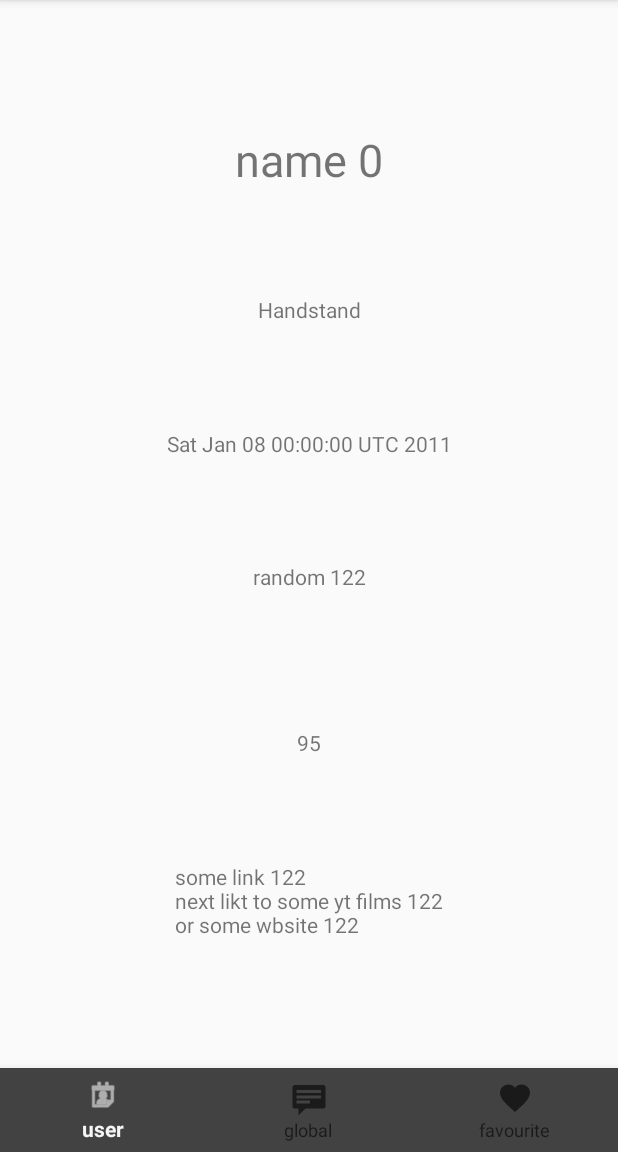
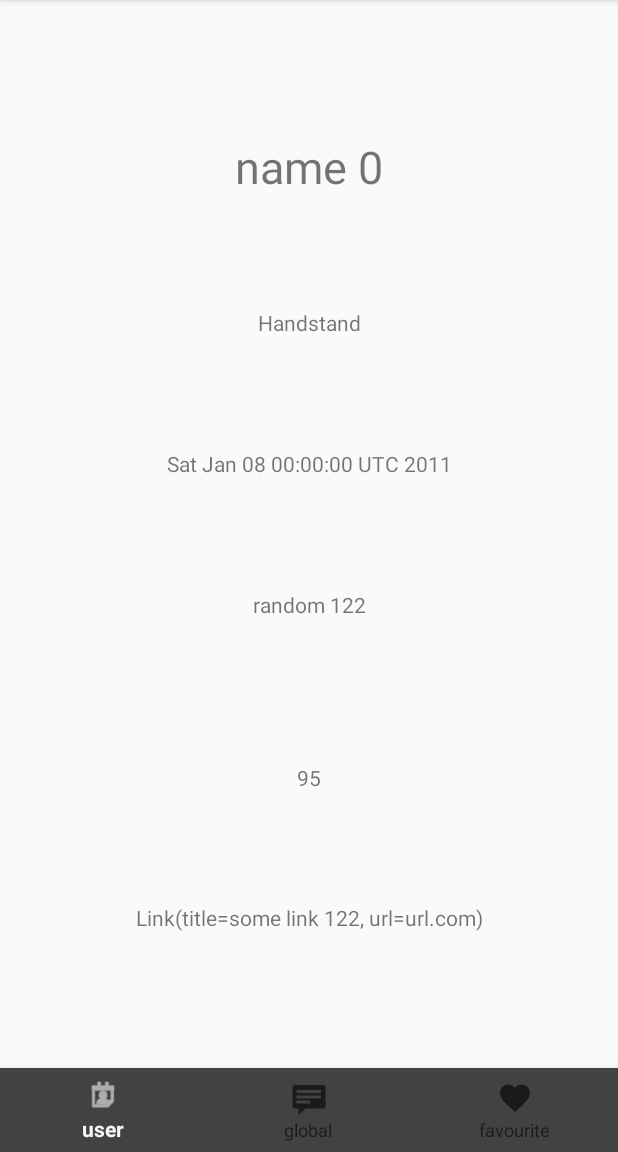
Before and after one commit to lukawitek000/street-project, an Android app: the screen it shows after launch (MainActivity), after a tap on an icon or button, on a phone screen of 412 x 824 dp, the part 84-1236 px from its top. Run offline under Robolectric (Android 15) with nearby library versions, the phone set to English and light mode, and no system bars; our stand-ins replace data binding, navigation-ui; libraries missing offline, so code that uses them is left out: androidx.databinding.library.

Commit message:
create Link model

```diff
--- a/app/app/src/main/java/com/example/streetapp/fragments/UserTrainings.kt
+++ b/app/app/src/main/java/com/example/streetapp/fragments/UserTrainings.kt
@@ -13,6 +13,7 @@ import androidx.recyclerview.widget.LinearLayoutManager
 import androidx.recyclerview.widget.RecyclerView
 import com.example.streetapp.MainActivity
 import com.example.streetapp.R
+import com.example.streetapp.models.Link
 import com.example.streetapp.models.Training
 import java.time.Duration
 import java.time.LocalDateTime
@@ -52,7 +53,7 @@ class UserTrainings : Fragment() , UserTrainingsAdapter.OnClickTrainingHandler{
             var year = Random.nextInt(2010, 2020)
             var time = nextInt(10, 200)
             trainingList.add(Training("name $i", "Handstand", time, "random $random",
-                Date(year -1900, month, day), arrayOf("some link $random", "next likt to some yt films $random", "or some wbsite $random")))
+                Date(year -1900, month, day), arrayListOf(Link("some link $random", "url.com"))))
         }
         val spanCount = activity?.windowManager?.defaultDisplay?.width
         Log.i("UserTrainings", "spanCount = $spanCount")
--- a/app/app/src/main/java/com/example/streetapp/models/Exercise.kt
+++ b/app/app/src/main/java/com/example/streetapp/models/Exercise.kt
@@ -6,4 +6,4 @@ data class Exercise(var name: String,
                     var time: Time,
                     var numberOfRepetitions: Int,
                     var descritption: String,
-                    var links: ArrayList<String>)
+                    var links: ArrayList<Link>)
--- /dev/null
+++ b/app/app/src/main/java/com/example/streetapp/models/Link.kt
@@ -0,0 +1,4 @@
+package com.example.streetapp.models
+
+data class Link(val title: String,
+                val url: String)
--- a/app/app/src/main/java/com/example/streetapp/models/Training.kt
+++ b/app/app/src/main/java/com/example/streetapp/models/Training.kt
@@ -3,38 +3,13 @@ package com.example.streetapp.models
 import java.io.Serializable
 import java.sql.Time
 import java.util.*
+import kotlin.collections.ArrayList
 
 data class Training(var name: String,
                    var type: String,
                     var timeInMinutes: Int,
                     var description: String,
                     var creatingDate: Date,
-                    var links: Array<String>
+                    var links: ArrayList<Link>
                     //var exercises: Array<Exercise>
-                    ) : Serializable {
-    override fun equals(other: Any?): Boolean {
-        if (this === other) return true
-        if (javaClass != other?.javaClass) return false
-
-        other as Training
-
-        if (name != other.name) return false
-        if (type != other.type) return false
-        if (timeInMinutes != other.timeInMinutes) return false
-        if (description != other.description) return false
-        if (creatingDate != other.creatingDate) return false
-        if (!links.contentEquals(other.links)) return false
-
-        return true
-    }
-
-    override fun hashCode(): Int {
-        var result = name.hashCode()
-        result = 31 * result + type.hashCode()
-        result = 31 * result + timeInMinutes.hashCode()
-        result = 31 * result + description.hashCode()
-        result = 31 * result + creatingDate.hashCode()
-        result = 31 * result + links.contentHashCode()
-        return result
-    }
-}
+                    ) : Serializable
```
Also changed, not shown: app/app/src/main/java/com/example/streetapp/fragments/CreateTraining.kt (+5 -2 lines), app/app/src/main/java/com/example/streetapp/fragments/LinksAdapter.kt (+6 -4 lines), app/app/src/main/res/layout/links_item.xml (+17 -4 lines).
